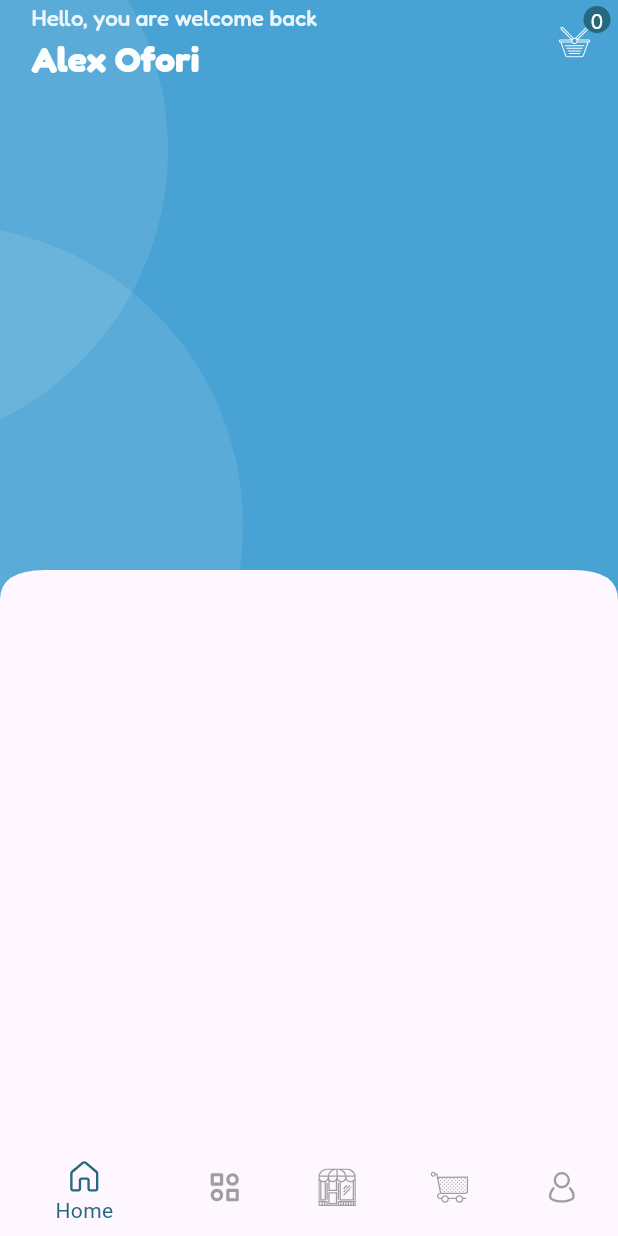
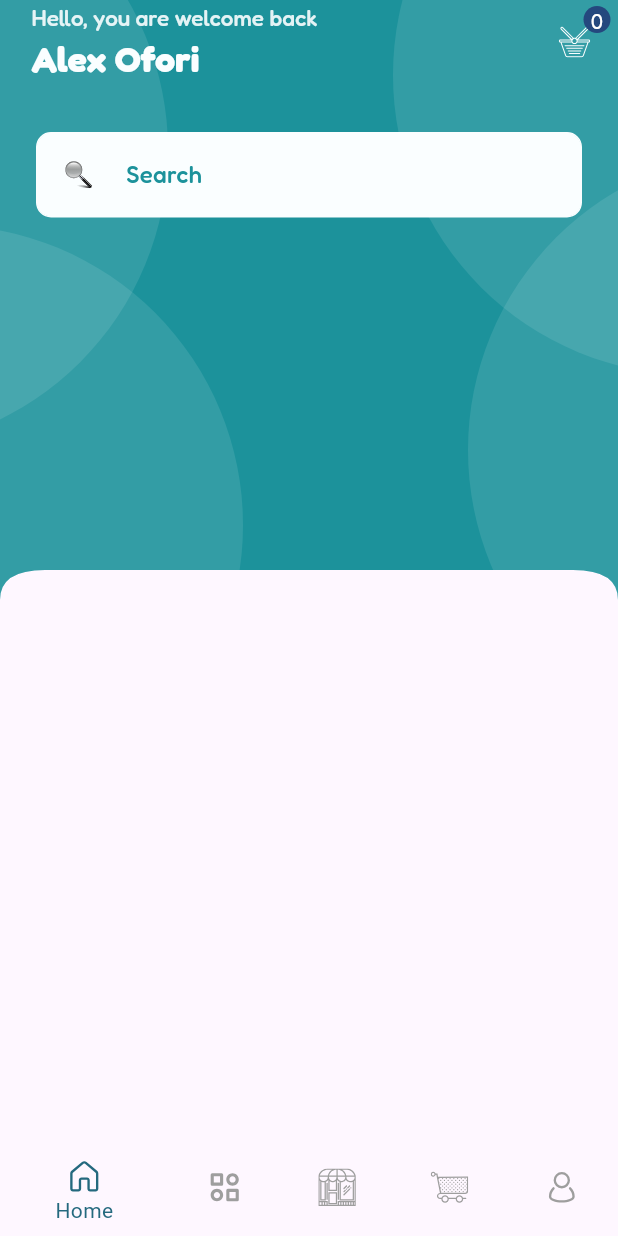
Before and after one commit to kobbycode/kstore, a Flutter app: the screen it shows after launch, on a phone screen of 412 x 824 dp. Run offline on Flutter 3.47's test engine with Material 3 defaults, Android fonts, the phone set to English and light mode, and no system bars; our stand-ins replace flutter_svg, google_fonts.

Commit message:
Search Container Added

```diff
--- a/lib/common/widgets/curved_edged_widget.dart
+++ b/lib/common/widgets/curved_edged_widget.dart
@@ -13,7 +13,7 @@ class CurvedWidgetCard extends StatelessWidget {
   Widget build(BuildContext context) {
     return CustomCurvedEdgeCard(
       child: Container(
-        color: const Color.fromARGB(255, 72, 162, 211),
+        color: const Color.fromARGB(255, 28, 146, 155),
         padding: const EdgeInsets.all(0),
         child: SizedBox(
           height: 400,
@@ -29,8 +29,26 @@ class CurvedWidgetCard extends StatelessWidget {
                 ),
               ),
               Positioned(
+                top: -150,
+                right: -250,
+                child: CircularContainer(
+                  color: const Color(
+                    0XFFFAFEFF,
+                  ).withOpacity(0.1),
+                ),
+              ),
+              Positioned(
                 top: -100,
                 right: 300,
+                child: CircularContainer(
+                  color: const Color(
+                    0XFFFAFEFF,
+                  ).withOpacity(0.1),
+                ),
+              ),
+              Positioned(
+                top: 100,
+                right: -300,
                 child: CircularContainer(
                   color: const Color(
                     0XFFFAFEFF,
--- a/lib/common/widgets/custom_cart.dart
+++ b/lib/common/widgets/custom_cart.dart
@@ -33,7 +33,7 @@ class CustomCartItem extends StatelessWidget {
             width: 18,
             height: 18,
             decoration: BoxDecoration(
-              color: const Color(0XFF24697E),
+              color: const Color.fromARGB(255, 36, 72, 126),
               borderRadius: BorderRadius.circular(100),
             ),
             child: Center(
--- /dev/null
+++ b/lib/common/widgets/search_container.dart
@@ -0,0 +1,50 @@
+import 'package:flutter/material.dart';
+import 'package:google_fonts/google_fonts.dart';
+
+class CustomSearchContainer extends StatelessWidget {
+  final String text;
+  final Widget? icon;
+  final bool showBackground, showBorder;
+
+  const CustomSearchContainer({
+    Key? key,
+    required this.text,
+    this.icon,
+    this.showBackground = true,
+    this.showBorder = true,
+  }) : super(key: key);
+
+  @override
+  Widget build(BuildContext context) {
+    return Padding(
+      padding: const EdgeInsets.symmetric(horizontal: 24),
+      child: Container(
+        width: double.infinity,
+        padding: const EdgeInsets.all(16),
+        decoration: BoxDecoration(
+          borderRadius: BorderRadius.circular(10),
+          border: showBorder
+              ? Border.all(
+                  color: const Color(0XFFFAFEFF),
+                )
+              : null,
+          color: showBackground ? const Color(0XFFFAFEFF) : Colors.transparent,
+        ),
+        child: Row(
+          children: [
+            if (icon != null) Container(child: icon),
+            const SizedBox(width: 20),
+            Text(
+              text,
+              style: GoogleFonts.fredoka(
+                color: const Color.fromARGB(255, 28, 146, 155),
+                fontSize: 16,
+                fontWeight: FontWeight.w500,
+              ),
+            )
+          ],
+        ),
+      ),
+    );
+  }
+}
--- a/lib/mainscreens/home.dart
+++ b/lib/mainscreens/home.dart
@@ -1,6 +1,9 @@
 import 'package:flutter/material.dart';
+import 'package:flutter_svg/svg.dart';
+import 'package:google_fonts/google_fonts.dart';
 import 'package:kobby_store/common/widgets/curved_edged_widget.dart';
 import 'package:kobby_store/common/widgets/home_app_bar.dart';
+import 'package:kobby_store/common/widgets/search_container.dart';
 
 class HomePage extends StatefulWidget {
   const HomePage({Key? key}) : super(key: key);
@@ -12,14 +15,26 @@ class HomePage extends StatefulWidget {
 class _HomePageState extends State<HomePage> {
   @override
   Widget build(BuildContext context) {
-    return const Scaffold(
+    return Scaffold(
       body: SingleChildScrollView(
         child: Column(
           children: [
+            //Header
             CurvedWidgetCard(
               child: Column(
                 children: [
-                  HomeAppBar(),
+                  //AppBar
+                  const HomeAppBar(),
+                  const SizedBox(height: 32),
+                  //Search Box
+                  CustomSearchContainer(
+                    text: 'Search',
+                    icon: SvgPicture.asset(
+                      'images/icons/search.svg',
+                      width: 23,
+                      height: 18,
+                    ),
+                  ),
                 ],
               ),
             )
```
Also changed, not shown: images/icons/search.svg (added).
